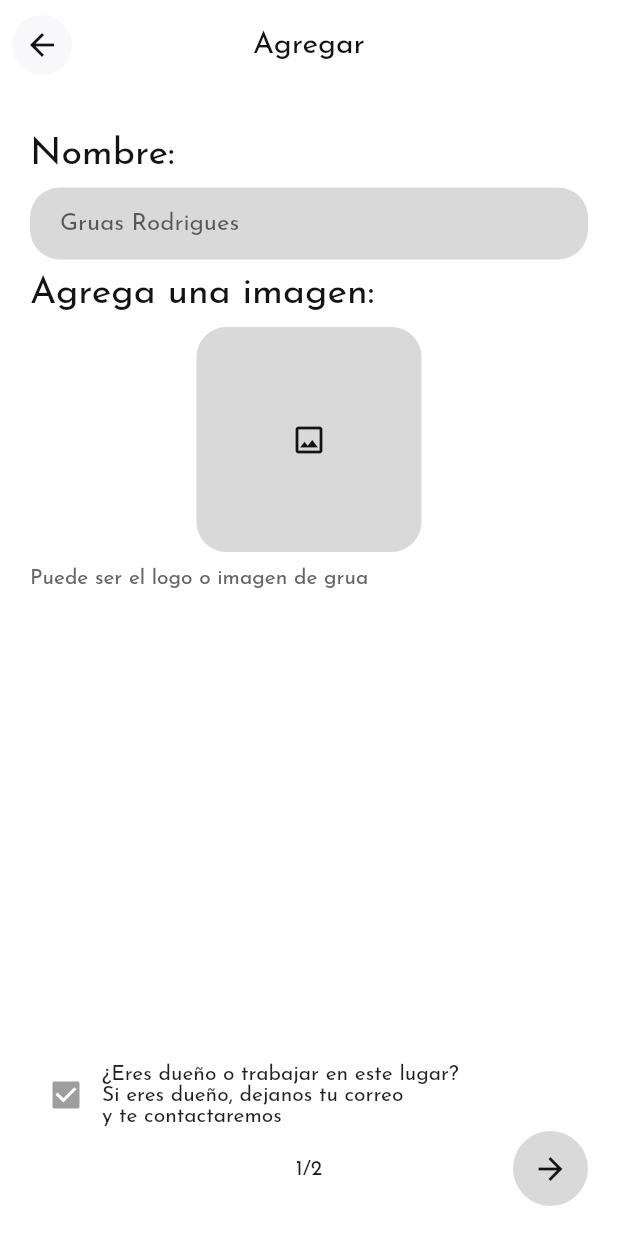
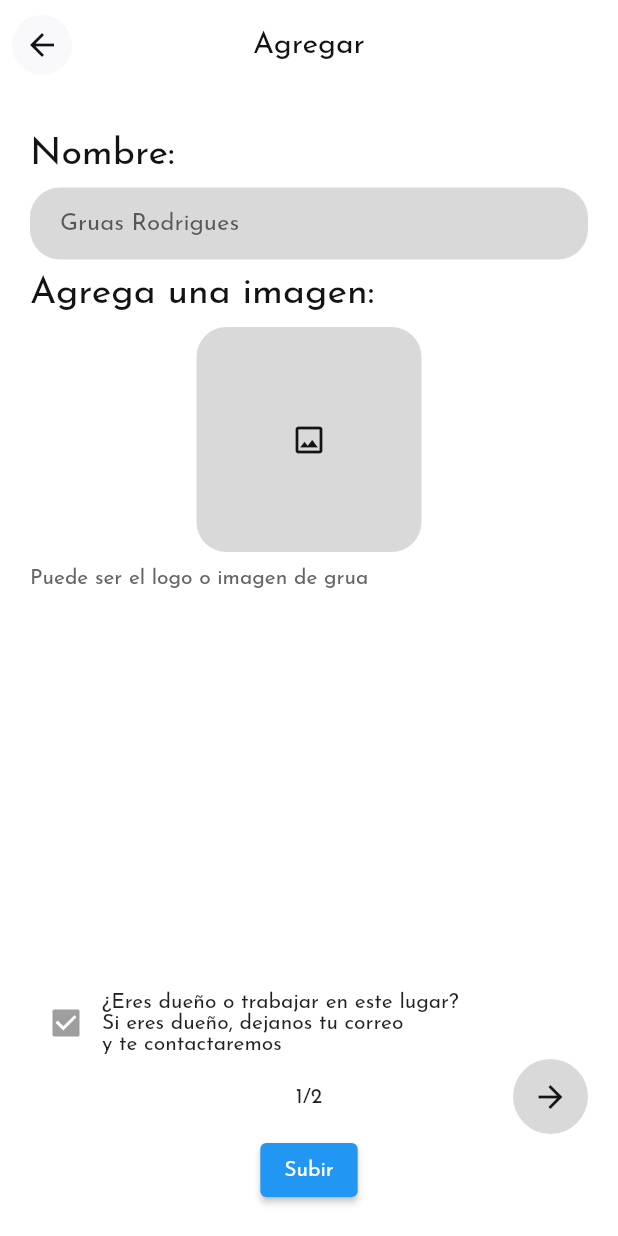
Before and after one commit to nagash93/motow-app, a Flutter app: the AddView screen opened by its route, on a phone screen of 412 x 824 dp. Run offline on Flutter 3.47's test engine with Material 2 defaults, Android fonts, the phone set to English and light mode, and no system bars; our stand-ins replace cached_network_image, cloud_firestore, firebase_core, flutter_hooks, flutter_svg, google_sign_in and 5 more; missing offline and left inert: sign_in_with_apple_platform_interface; accounts and stored records are empty.

Commit message:
feat: add picker image

```diff
--- /dev/null
+++ b/lib/features/addscreen/data/add_product_repository.dart
@@ -0,0 +1,5 @@
+import 'package:motow_app/features/addscreen/model/product.dart';
+
+abstract class AddProductRepository{
+  Future<bool> addProduct(Product product);
+}
--- a/lib/features/addscreen/add_view.dart
+++ b/lib/features/addscreen/screen/add_view.dart
@@ -2,8 +2,10 @@ import 'package:flutter/material.dart';
 import 'package:flutter_hooks/flutter_hooks.dart';
 import 'package:motow_app/common_widgets/simple_app_bar/simple_app_bar.dart';
 import 'package:motow_app/constants/styles/style_shared.dart';
-import 'package:motow_app/features/addscreen/components/label_text_form.dart';
-import 'package:motow_app/features/addscreen/components/page_indicator.dart';
+
+import 'components/label_text_form.dart';
+import 'components/page_indicator.dart';
+import 'components/picker_image_widget.dart';
 
 class AddView extends HookWidget {
   const AddView({Key? key}) : super(key: key);
@@ -19,14 +21,14 @@ class AddView extends HookWidget {
         child: PageView(
           controller: controller,
           children: [
-            _pageName(),
+            _pageName(context),
           ],
         ),
       ),
     );
   }
 
-  Widget _pageName() {
+  Widget _pageName(BuildContext context) {
     return Container(
       margin: const EdgeInsets.all(20),
       child: Column(children: [
@@ -43,16 +45,7 @@ class AddView extends HookWidget {
                 hintText: 'Gruas Rodrigues',),
             )),
         const LabelTextForm(text: 'Agrega una imagen:'),
-        Container(
-          width: 150,
-          height: 150,
-          decoration: BoxDecoration(
-              color: ColorApp.lightGray, borderRadius: BorderRadius.circular(20)),
-          child: const IconButton (
-            icon: Icon(Icons.image_outlined,color: ColorApp.black,),
-            onPressed: null,
-          ),
-        ),
+         PickerImage(),
         const SizedBox(height: 10,),
         Row(
           children: const [
@@ -64,7 +57,7 @@ class AddView extends HookWidget {
             )
           ],
         ),
-        const Expanded(child: SizedBox()),
+        const Spacer(),
         Row(
           children: [
             const Checkbox(value: true, onChanged: null),
@@ -83,6 +76,10 @@ class AddView extends HookWidget {
           currentPage: 1,
           totalPage: 2,
         ),
+        ElevatedButton(onPressed: (){
+       // set data
+        },
+        child: Text('Subir'),)
       ]),
     );
   }
--- /dev/null
+++ b/lib/features/addscreen/screen/components/picker_image_widget.dart
@@ -0,0 +1,86 @@
+import 'dart:io';
+
+import 'package:flutter/material.dart';
+import 'package:image_picker/image_picker.dart';
+import 'package:motow_app/constants/styles/color_app.dart';
+
+
+
+class PickerImage extends StatefulWidget {
+  PickerImage({Key? key}) : super(key: key);
+
+  @override
+  State<PickerImage> createState() => _PickerImageState();
+}
+
+class _PickerImageState extends State<PickerImage> {
+  final ImagePicker _picker = ImagePicker();
+
+  XFile? image;
+
+  @override
+  Widget build(BuildContext context) {
+    return GestureDetector(
+        onTap: () {
+          openSheetModal(context);
+        },
+        child: image == null
+            ? Container(
+                width: 150,
+                height: 150,
+                decoration: BoxDecoration(
+                  color: ColorApp.lightGray,
+                  borderRadius: BorderRadius.circular(20),
+                ),
+                child: const IconButton(
+                  icon: Icon(
+                    Icons.image_outlined,
+                    color: ColorApp.black,
+                  ),
+                  onPressed: null,
+                ),
+              )
+            : Container(
+                width: 150,
+                height: 150,
+                decoration: BoxDecoration(
+                    borderRadius: BorderRadius.circular(20),
+                    image: DecorationImage(
+                        image: FileImage(File(image!.path)),
+                        fit: BoxFit.cover)),
+              ));
+  }
+
+  openSheetModal(BuildContext context) {
+    showModalBottomSheet(
+        context: context,
+        builder: (BuildContext context) {
+          return SizedBox(
+            height: MediaQuery.of(context).size.height / 5,
+            width: MediaQuery.of(context).size.width,
+            child: Column(
+              children: [
+                ListTile(
+                    leading: const Icon(Icons.camera_alt),
+                    title: const Text('Camara'),
+                    onTap: () async {
+                      image =
+                          await _picker.pickImage(source: ImageSource.camera);
+                      setState((){});
+                      Navigator.of(context).pop();
+                    }),
+                ListTile(
+                    leading: const Icon(Icons.add_photo_alternate),
+                    title: const Text('Galeria'),
+                    onTap: () async {
+                      image =
+                          await _picker.pickImage(source: ImageSource.gallery);
+                      setState((){});
+                      Navigator.of(context).pop();
+                    }),
+              ],
+            ),
+          );
+        });
+  }
+}
--- a/lib/routing/routes.dart
+++ b/lib/routing/routes.dart
@@ -1,5 +1,5 @@
 import 'package:flutter/material.dart';
-import 'package:motow_app/features/addscreen/add_view.dart';
+import 'package:motow_app/features/addscreen/screen/add_view.dart';
 import 'package:motow_app/features/favorites/favorites_view.dart';
 import 'package:motow_app/features/help/help_view.dart';
 import 'package:motow_app/features/main/screens/main_view.dart';
--- a/pubspec.yaml
+++ b/pubspec.yaml
@@ -19,6 +19,7 @@ dependencies:
   rive: ^0.9.1
   flutter_svg: ^1.1.4
   cached_network_image: ^3.2.1
+  image_picker: ^0.8.6
 
 dev_dependencies:
   flutter_test:
```
Also changed, not shown: lib/features/addscreen/controller/form_controller.dart (added, +13 -0 lines), lib/features/addscreen/data/add_product_firestore_repository.dart (added, +23 -0 lines), lib/features/addscreen/model/product.dart (added, +8 -0 lines), lib/features/addscreen/screen/components/label_text_form.dart (renamed from lib/features/addscreen/components/label_text_form.dart), lib/features/addscreen/screen/components/page_indicator.dart (renamed from lib/features/addscreen/components/page_indicator.dart).
